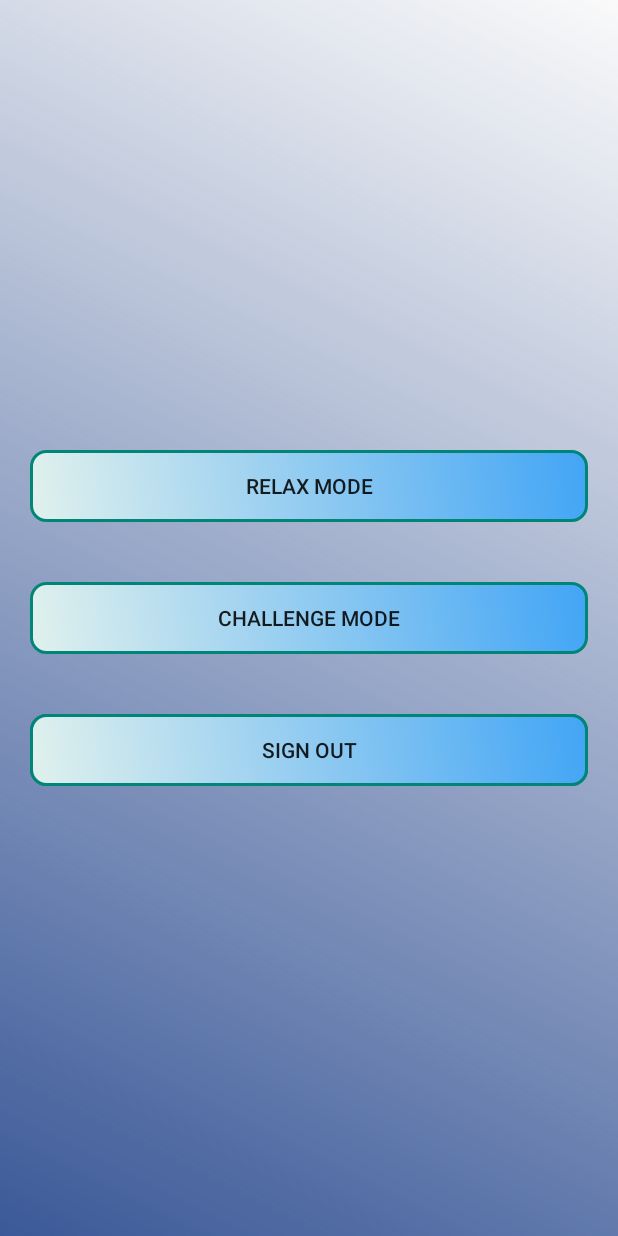
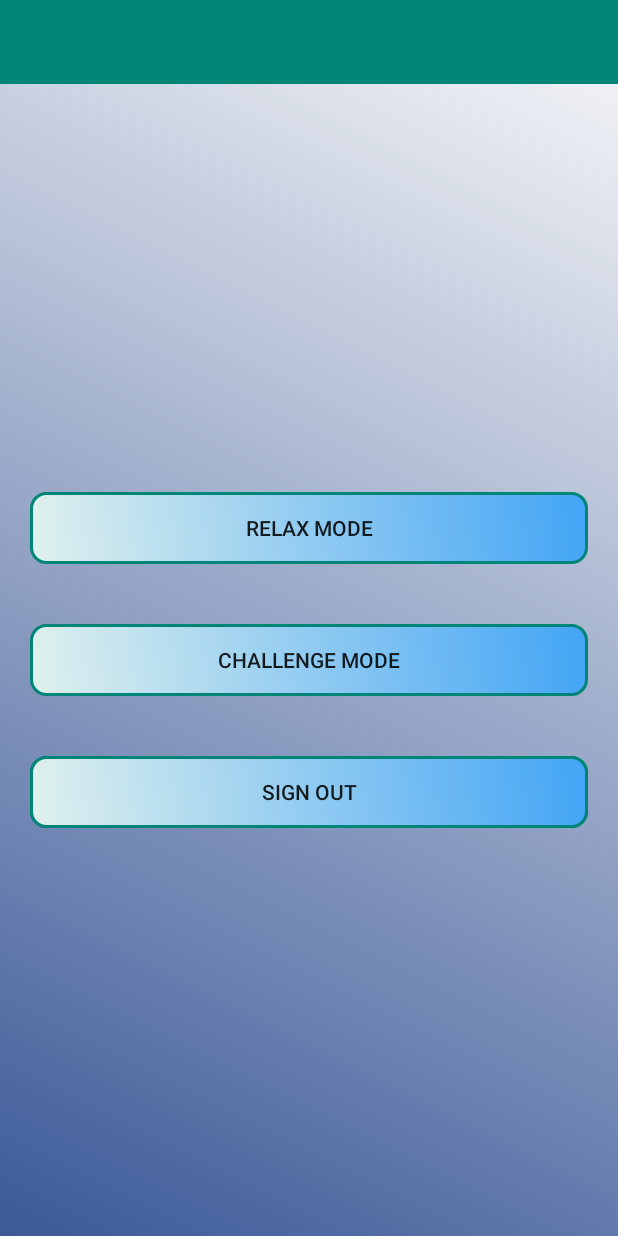
Before and after one commit to kanchana-sankalpa/ProjectZeroV2New, an Android app: the Menu screen opened directly, with no data from a screen before it, on a phone screen of 412 x 824 dp. Run offline under Robolectric (Android 15) with nearby library versions, the phone set to English and light mode, and no system bars; our stand-ins replace Firebase (no records; nobody signed in at launch, a user with empty details on screens opened directly).

Commit message:
toolbar changed

```diff
--- a/NewPuzzleGame/app/src/main/java/com/example/newpuzzlegame/Menu.java
+++ b/NewPuzzleGame/app/src/main/java/com/example/newpuzzlegame/Menu.java
@@ -11,6 +11,7 @@ import com.google.firebase.auth.FirebaseAuth;
 public class Menu extends AppCompatActivity {
 
     String name;
+    androidx.appcompat.widget.Toolbar toolbar_main;
 
     @Override
     protected void onCreate(Bundle savedInstanceState) {
@@ -20,6 +21,9 @@ public class Menu extends AppCompatActivity {
 
         Intent intent = getIntent();
         name = intent.getStringExtra("name");
+
+        toolbar_main = findViewById(R.id.toolbar_menu);
+        toolbar_main.setTitle(name);
 
     }
 
--- a/NewPuzzleGame/app/src/main/java/com/example/newpuzzlegame/Play.java
+++ b/NewPuzzleGame/app/src/main/java/com/example/newpuzzlegame/Play.java
@@ -33,9 +33,6 @@ public class Play extends AppCompatActivity {
             toolbar_main.setTitle(getString(R.string.challenge));
             setSupportActionBar(toolbar_main);
         }
-
-
-
     }
 
     public void levelButton1(View v){
--- a/NewPuzzleGame/app/src/main/java/com/example/newpuzzlegame/UserName.java
+++ b/NewPuzzleGame/app/src/main/java/com/example/newpuzzlegame/UserName.java
@@ -25,11 +25,14 @@ public class UserName extends AppCompatActivity {
     DatabaseReference myRef;
     private DatabaseReference mDatabase;
     String f_id;
+    androidx.appcompat.widget.Toolbar toolbar_main;
 
     @Override
     protected void onCreate(Bundle savedInstanceState) {
         super.onCreate(savedInstanceState);
         setContentView(R.layout.activity_user_name);
+
+
 
         mDatabase = FirebaseDatabase.getInstance().getReference();
         myRef = mDatabase.getRef();
@@ -79,8 +82,7 @@ public class UserName extends AppCompatActivity {
                 });
 
 
-
-    }else {
+    }else{
          Toast.makeText(this, ""+getString(R.string.name_please), Toast.LENGTH_SHORT).show();
         }
 
--- a/NewPuzzleGame/app/src/main/res/layout/activity_menu.xml
+++ b/NewPuzzleGame/app/src/main/res/layout/activity_menu.xml
@@ -6,10 +6,24 @@
     android:layout_height="match_parent"
     android:layout_gravity="center"
     android:background="@drawable/back"
-    android:gravity="center"
     android:orientation="vertical"
     tools:context=".Menu">
 
+    <androidx.appcompat.widget.Toolbar
+        android:id="@+id/toolbar_menu"
+        android:layout_width="match_parent"
+        android:layout_height="wrap_content"
+        android:background="@color/colorPrimary"
+        android:fitsSystemWindows="true"
+        android:minHeight="?attr/actionBarSize">
+
+    </androidx.appcompat.widget.Toolbar>
+
+    <LinearLayout
+        android:layout_width="match_parent"
+        android:layout_height="match_parent"
+        android:gravity="center"
+        android:orientation="vertical">
 
         <LinearLayout
             android:layout_width="match_parent"
@@ -61,3 +75,5 @@
         </LinearLayout>
 
     </LinearLayout>
+
+</LinearLayout>
--- a/NewPuzzleGame/app/src/main/res/layout/activity_start_app.xml
+++ b/NewPuzzleGame/app/src/main/res/layout/activity_start_app.xml
@@ -8,7 +8,7 @@
     tools:context=".Play">
 
     <androidx.appcompat.widget.Toolbar
-        android:id="@+id/toolbar_play"
+        android:id="@+id/toolbar_menu"
         android:layout_width="match_parent"
         android:layout_height="wrap_content"
         android:background="@color/colorPrimary"
```
Lines whose indentation alone changed are shown as unchanged.
